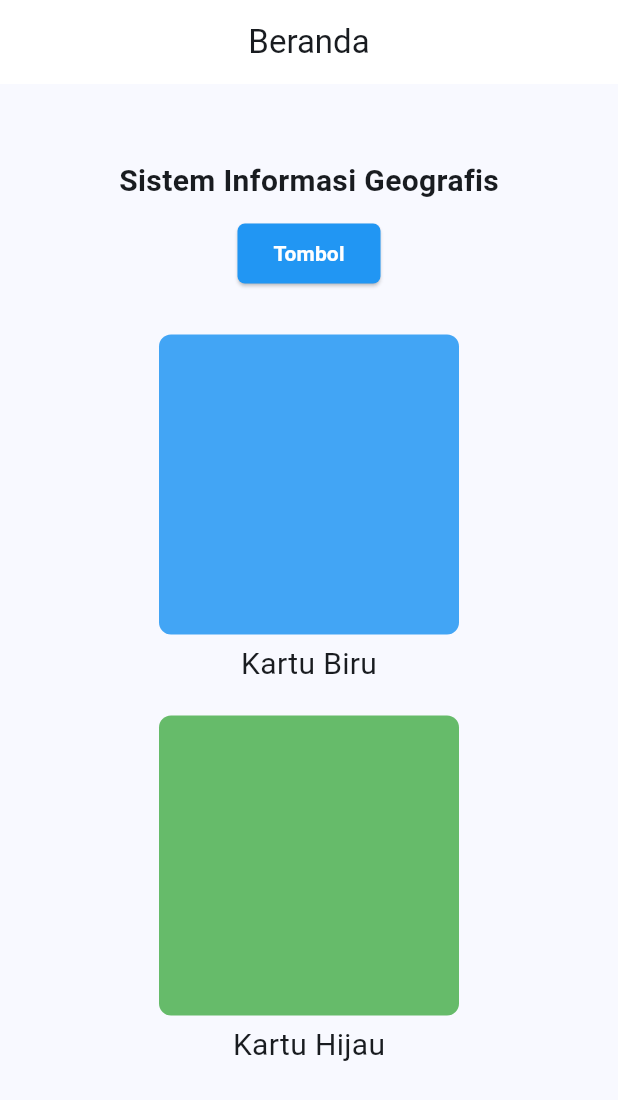
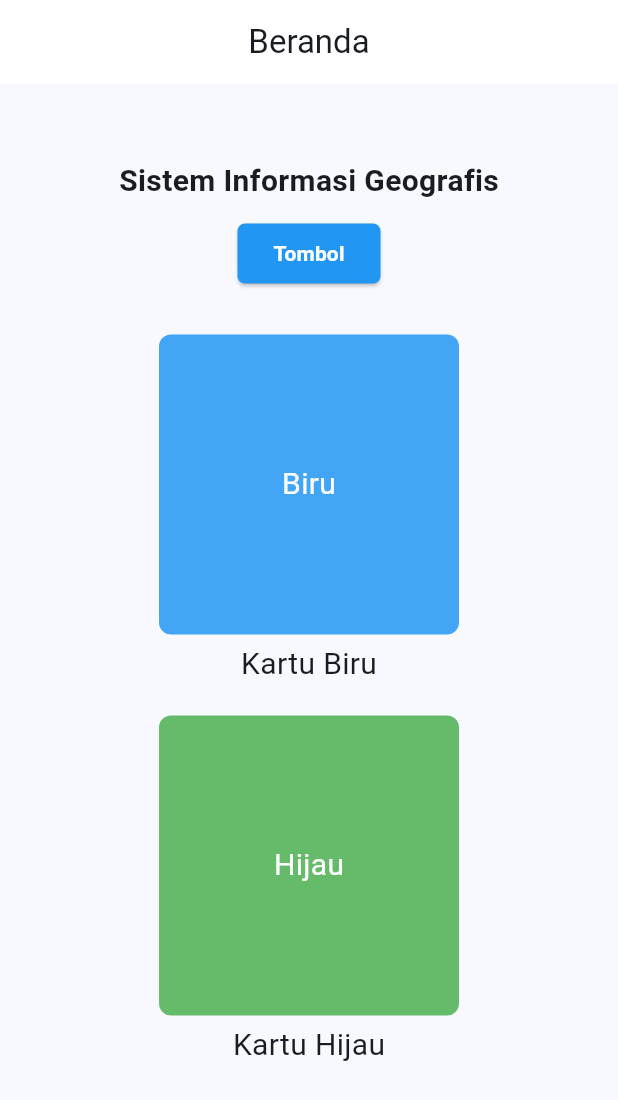
Before and after one commit to RobbyWahyudi/sig_app, a Flutter app: the screen it shows after launch, on a phone screen of 412 x 824 dp. Shown: the top 1100 px of the screen. Run offline on Flutter 3.47's test engine with Material 3 defaults, Android fonts, the phone set to English and light mode, and no system bars.

Commit message:
Menambahkan teks di dalam kartu

```diff
--- a/lib/main.dart
+++ b/lib/main.dart
@@ -66,12 +66,17 @@ class _MyHomePageState extends State<MyHomePage> {
             Column(
               children: [
                 Container(
+                  alignment: Alignment.center,
                   width: 200,
                   height: 200,
                   margin: const EdgeInsets.only(top: 30, bottom: 5),
                   decoration: BoxDecoration(
                     borderRadius: BorderRadius.circular(8),
                     color: Colors.blue[400],
+                  ),
+                  child: const Text(
+                    "Biru",
+                    style: TextStyle(fontSize: 20, color: Colors.white),
                   ),
                 ),
                 const Text("Kartu Biru", style: TextStyle(fontSize: 20)),
@@ -80,12 +85,17 @@ class _MyHomePageState extends State<MyHomePage> {
             Column(
               children: [
                 Container(
+                  alignment: Alignment.center,
                   width: 200,
                   height: 200,
                   margin: const EdgeInsets.only(top: 20, bottom: 5),
                   decoration: BoxDecoration(
                     borderRadius: BorderRadius.circular(8),
                     color: Colors.green[400],
+                  ),
+                  child: const Text(
+                    "Hijau",
+                    style: TextStyle(fontSize: 20, color: Colors.white),
                   ),
                 ),
                 const Text("Kartu Hijau", style: TextStyle(fontSize: 20)),
```
